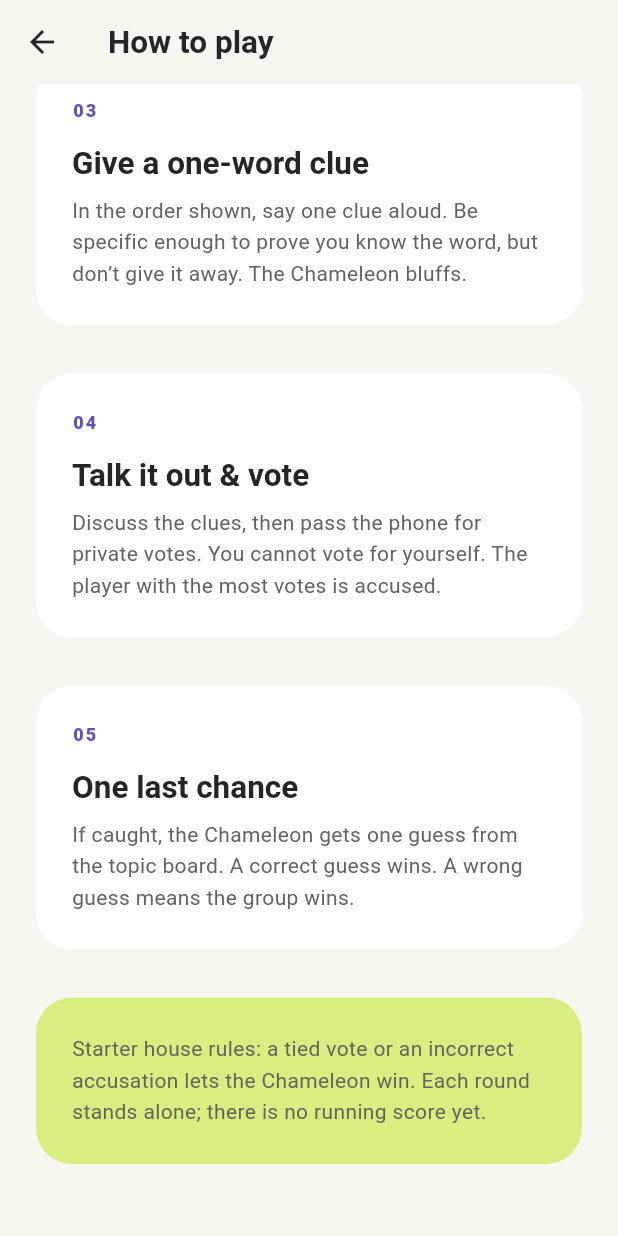
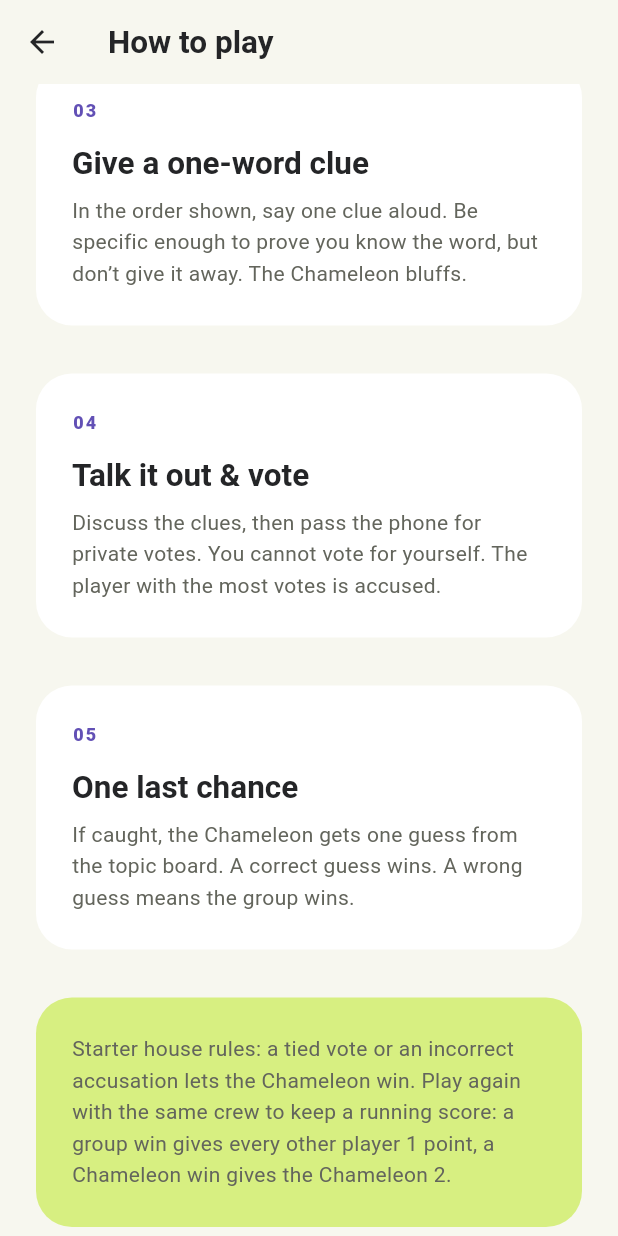
Before and after one commit to hope-mcmillen/project_4, a Flutter app: the RulesScreen screen opened directly, scrolled down 563 dp, on a phone screen of 412 x 824 dp. Run offline on Flutter 3.47's test engine with Material 3 defaults, Android fonts, the phone set to English and light mode, and no system bars.

Commit message:
CHM-9: describe the running score in the rules and README
The in-app rules and the README both still said each round stands alone and
there is no running score. Both now describe the score and the rule.

Co-Authored-By: Claude Opus 5.5 <noreply@anthropic.com>

```diff
--- a/lib/features/game/screens/home_screen.dart
+++ b/lib/features/game/screens/home_screen.dart
@@ -167,7 +167,7 @@ class RulesScreen extends StatelessWidget {
         const InfoCard(
           color: AppColors.lime,
           child: Text(
-            'Starter house rules: a tied vote or an incorrect accusation lets the Chameleon win. Each round stands alone; there is no running score yet.',
+            'Starter house rules: a tied vote or an incorrect accusation lets the Chameleon win. Play again with the same crew to keep a running score: a group win gives every other player 1 point, a Chameleon win gives the Chameleon 2.',
           ),
         ),
       ],
```
Also changed, not shown: 1 other file.
